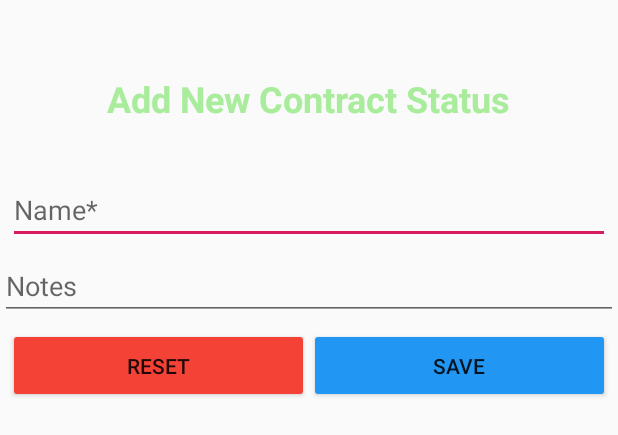
After one commit to raymasrionaldi/Kalbe, an Android app: the layout fragment_form_contract_status.xml on its own in the app's theme, with its tools: preview values and no code run, on a phone screen of 412 x 824 dp. The commit adds this screen. Shown: the top 435 px of the screen. Run offline under Robolectric (Android 15) with nearby library versions, the phone set to English and light mode, and no system bars.

Commit message:
add contract status
add view for contract status

```diff
--- a/app/build.gradle
+++ b/app/build.gradle
@@ -41,4 +41,6 @@ dependencies {
 
     implementation 'io.github.informramiz:nameinitialscircleimageview:1.6'
     implementation 'androidx.recyclerview:recyclerview:1.0.0'
+
+    implementation 'com.google.android.material:material:1.0.0'
 }
--- /dev/null
+++ b/app/src/main/res/layout/fragment_form_contract_status.xml
@@ -0,0 +1,101 @@
+<?xml version="1.0" encoding="utf-8"?>
+<androidx.constraintlayout.widget.ConstraintLayout xmlns:android="http://schemas.android.com/apk/res/android"
+    xmlns:app="http://schemas.android.com/apk/res-auto"
+    android:layout_width="match_parent"
+    android:layout_height="match_parent">
+
+    <LinearLayout
+        android:layout_width="match_parent"
+        android:layout_height="match_parent"
+        android:orientation="vertical"
+        app:layout_constraintBottom_toBottomOf="parent"
+        app:layout_constraintLeft_toLeftOf="parent"
+        app:layout_constraintRight_toRightOf="parent"
+        app:layout_constraintTop_toTopOf="parent">
+
+        <TextView
+            android:id="@+id/fragmenForm"
+            android:layout_width="match_parent"
+            android:layout_height="wrap_content" />
+
+        <LinearLayout
+            android:id="@+id/contentNewContractStatus"
+            android:layout_width="match_parent"
+            android:layout_height="wrap_content"
+            android:orientation="vertical">
+
+            <TextView
+                android:layout_width="wrap_content"
+                android:layout_height="wrap_content"
+                android:layout_gravity="center_horizontal"
+                android:layout_marginTop="30dp"
+                android:layout_marginBottom="30dp"
+                android:text="Add New Contract Status"
+                android:textColor="#A8EC9C"
+                android:textSize="24sp"
+                android:textStyle="bold" />
+
+            <EditText
+                android:id="@+id/inputNameNewContractStatus"
+                android:layout_width="match_parent"
+                android:layout_height="wrap_content"
+                android:layout_margin="5dp"
+                android:hint="Name*"
+                android:inputType="text" />
+
+            <TextView
+                android:id="@+id/requiredContract"
+                android:layout_width="match_parent"
+                android:layout_height="wrap_content"
+                android:text="Required"
+                android:textColor="@android:color/holo_red_dark"
+                android:visibility="gone" />
+
+            <EditText
+                android:id="@+id/inputNotesNewContractStatus"
+                android:layout_width="match_parent"
+                android:layout_height="wrap_content"
+                android:hint="Notes" />
+
+
+        </LinearLayout>
+
+        <LinearLayout
+            android:id="@+id/contentSaveAndReset"
+            android:layout_width="match_parent"
+            android:layout_height="wrap_content"
+            android:orientation="horizontal">
+
+            <Button
+                android:id="@+id/buttonResetNewContractStatus"
+                android:layout_width="0dp"
+                android:layout_height="50dp"
+                android:layout_alignParentBottom="true"
+                android:layout_marginLeft="5dp"
+                android:layout_marginTop="5dp"
+                android:layout_marginBottom="30dp"
+                android:layout_weight="1"
+                android:backgroundTint="#F44336"
+                android:text="RESET" />
+
+            <Button
+                android:id="@+id/buttonSaveNewContractStatus"
+                android:layout_width="0dp"
+                android:layout_height="50dp"
+                android:layout_alignParentBottom="true"
+                android:layout_marginTop="5dp"
+                android:layout_marginRight="5dp"
+                android:layout_marginBottom="30dp"
+                android:layout_weight="1"
+                android:backgroundTint="#2196F3"
+                android:text="SAVE" />
+
+
+        </LinearLayout>
+
+
+    </LinearLayout>
+
+
+
+</androidx.constraintlayout.widget.ConstraintLayout>
```
Also changed, not shown: app/src/main/java/com/xsis/android/batch217/adapters/ListContractStatusAdapter.kt (added, +36 -0 lines), app/src/main/java/com/xsis/android/batch217/ui/contact_status/ContactStatusFragment.kt (+22 -6 lines), app/src/main/java/com/xsis/android/batch217/ui/contact_status/FragmentDataContractStatus.kt (added, +30 -0 lines), app/src/main/java/com/xsis/android/batch217/ui/contact_status/FragmentFormContratctStatus.kt (added, +47 -0 lines), app/src/main/res/layout/fragment_contact_status.xml (+24 -11 lines), app/src/main/res/layout/fragment_data_contract_status.xml (added, +41 -0 lines).
